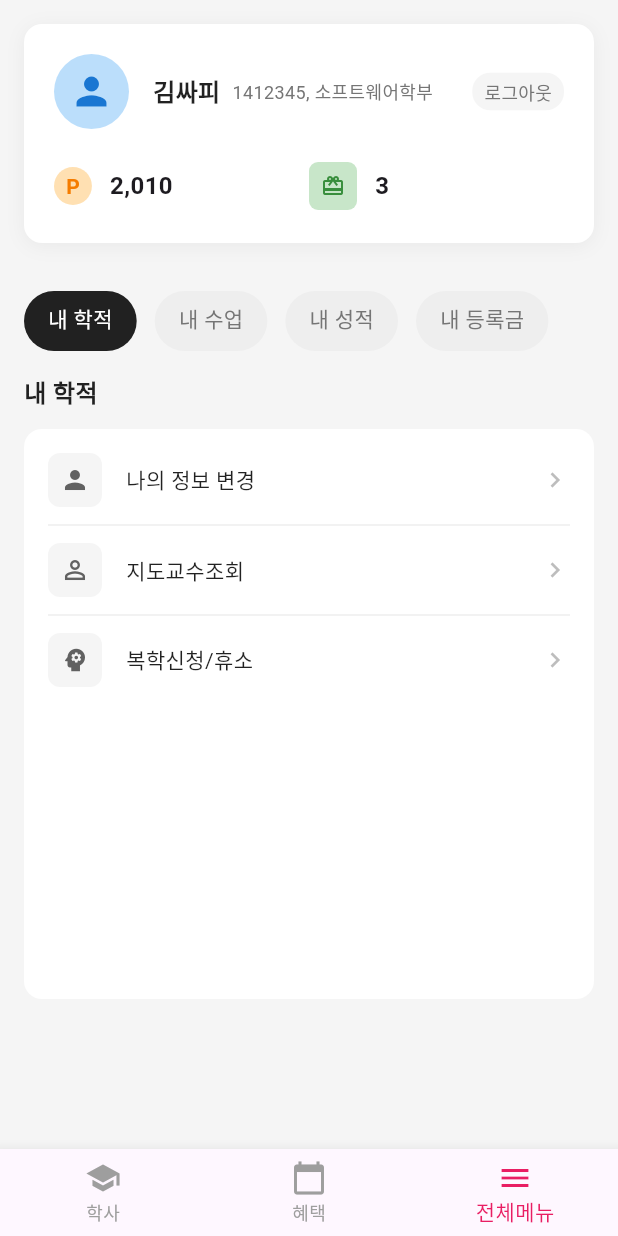
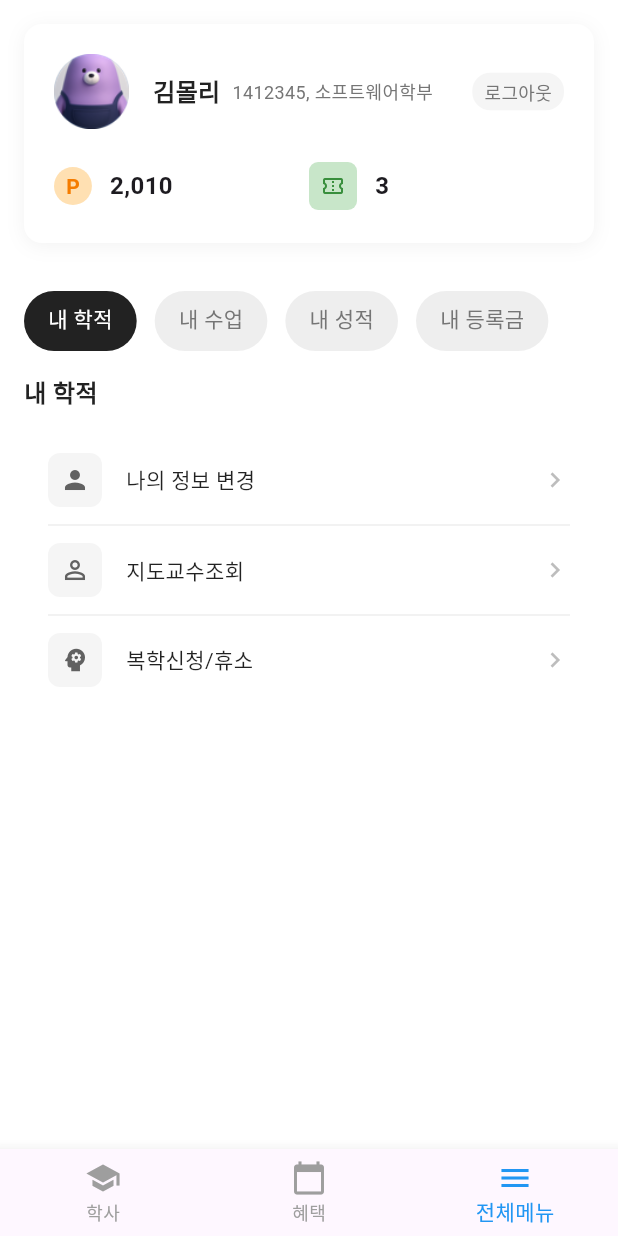
Before and after one commit to ally432/Shinhan_Hackathon, a Flutter app: the screen it shows after launch, item 3 of the bottom bar chosen, on a phone screen of 412 x 824 dp. Run offline on Flutter 3.47's test engine with Material 3 defaults, Android fonts, the phone set to English and light mode, and no system bars; our stand-ins replace image_picker, shared_preferences; accounts and stored records are empty; Roboto replaces fonts that are missing (NotoSans).

Commit message:
UI 통일성 맞추기

```diff
--- a/Frontend/lib/screens_heyyoung/all_menu_screen.dart
+++ b/Frontend/lib/screens_heyyoung/all_menu_screen.dart
@@ -69,10 +69,11 @@ class _AllMenuScreenState extends State<AllMenuScreen> {
                         shape: BoxShape.circle,
                       ),
                       child: Center(
-                        child: Icon(
-                          Icons.person,
-                          size: 30,
-                          color: Colors.blue[700],
+                        child: Image.asset(
+                          'assets/icons/moli.png',
+                          width: 60,
+                          height: 60,
+                          fit: BoxFit.contain,
                         ),
                       ),
                     ),
@@ -84,7 +85,7 @@ class _AllMenuScreenState extends State<AllMenuScreen> {
                           Row(
                             children: [
                               Text(
-                                '김싸피',
+                                '김몰리',
                                 style: TextStyle(
                                   fontSize: 16,
                                   fontWeight: FontWeight.bold,
@@ -161,7 +162,7 @@ class _AllMenuScreenState extends State<AllMenuScreen> {
                               borderRadius: BorderRadius.circular(6),
                             ),
                             child: Icon(
-                              Icons.card_giftcard,
+                              Icons.confirmation_num_outlined,
                               color: Colors.green[700],
                               size: 16,
                             ),
--- a/Frontend/lib/screens_heyyoung/main_screen.dart
+++ b/Frontend/lib/screens_heyyoung/main_screen.dart
@@ -21,7 +21,7 @@ class _MainScreenState extends State<MainScreen> {
   @override
   Widget build(BuildContext context) {
     return Scaffold(
-      backgroundColor: Color(0xFFF5F5F5),
+      backgroundColor: Color(0xFFFFFFFF),
       body: _currentIndex == 0
           ? _buildMainContent()
           : _currentIndex == 1
@@ -29,7 +29,7 @@ class _MainScreenState extends State<MainScreen> {
           : AllMenuScreen(),
       bottomNavigationBar: BottomNavigationBar(
         type: BottomNavigationBarType.fixed,
-        selectedItemColor: Colors.pink,
+        selectedItemColor: Colors.blue,
         unselectedItemColor: Colors.grey,
         currentIndex: _currentIndex,
         onTap: (index) {
@@ -158,19 +158,16 @@ class _MainScreenState extends State<MainScreen> {
                           Container(
                             width: 60,
                             height: 60,
-                            decoration: BoxDecoration(
-                              color: Colors.white,
-                              shape: BoxShape.circle,
-                            ),
                             child: Center(
-                              child: Icon(
-                                Icons.person,
-                                size: 35,
-                                color: Colors.blue[700],
+                              child: Image.asset(
+                                'assets/icons/moli.png',
+                                width: 60,
+                                height: 60,
+                                fit: BoxFit.contain,
                               ),
                             ),
                           ),
-                          SizedBox(width: 16),
+                          SizedBox(width: 25),
                           Column(
                             crossAxisAlignment: CrossAxisAlignment.start,
                             children: [
@@ -178,12 +175,13 @@ class _MainScreenState extends State<MainScreen> {
                                 '소프트웨어학부, 졸업생',
                                 style: TextStyle(
                                   color: Colors.white70,
+                                  fontWeight: FontWeight.bold,
                                   fontSize: 12,
                                 ),
                               ),
                               SizedBox(height: 4),
                               Text(
-                                '김싸피 (1412345)',
+                                '김몰리 (1412345)',
                                 style: TextStyle(
                                   color: Colors.white,
                                   fontSize: 20,
@@ -291,7 +289,7 @@ class _MainScreenState extends State<MainScreen> {
                             Text(
                               'The 성적 UP!',
                               style: TextStyle(
-                                fontSize: 16,
+                                fontSize: 20,
                                 fontWeight: FontWeight.bold,
                                 color: Colors.black87,
                               ),
@@ -300,7 +298,7 @@ class _MainScreenState extends State<MainScreen> {
                             Text(
                               '좋은 성적 받고 돈 받으러 가기',
                               style: TextStyle(
-                                fontSize: 12,
+                                fontSize: 15,
                                 color: Colors.grey[600],
                               ),
                             ),
@@ -311,33 +309,23 @@ class _MainScreenState extends State<MainScreen> {
                         width: 60,
                         height: 60,
                         decoration: BoxDecoration(
-                          color: Colors.green[100],
+                          // color: Colors.green[100],
                           borderRadius: BorderRadius.circular(8),
                         ),
                         child: Stack(
                           children: [
                             Center(
-                              child: Icon(
-                                Icons.receipt_long,
-                                color: Colors.green[600],
-                                size: 30,
-                              ),
-                            ),
-                            Positioned(
-                              top: 8,
-                              right: 8,
-                              child: Container(
-                                width: 8,
-                                height: 8,
-                                decoration: BoxDecoration(
-                                  color: Colors.orange,
-                                  shape: BoxShape.circle,
-                                ),
+                              child: Image.asset(
+                                'assets/icons/the_grade_up.png',
+                                width: 100,
+                                height: 100,
+                                fit: BoxFit.contain,
                               ),
                             ),
                           ],
                         ),
                       ),
+                      SizedBox(width: 10),
                     ],
                   ),
                 ),
@@ -371,9 +359,9 @@ class _MainScreenState extends State<MainScreen> {
                           MaterialPageRoute(builder: (context) => GradeScreen()),
                         );
                       }),
-                      _buildMyMenuItem(Icons.search, '급학기성적\n조회', () {}),
-                      _buildMyMenuItem(Icons.credit_card, '디기능카\n등록', () {}),
-                      _buildMyMenuItem(Icons.school, '디기능카\n등록실적', () {}),
+                      _buildMyMenuItem(Icons.search, '금학기성적\n조회', () {}),
+                      _buildMyMenuItem(Icons.credit_card, '다기능카드\n등록', () {}),
+                      _buildMyMenuItem(Icons.school, '다기능카드\n등록실적', () {}),
                     ],
                   ),
                 ],
--- a/Frontend/lib/screens_shinhanbank/account_terms_screen.dart
+++ b/Frontend/lib/screens_shinhanbank/account_terms_screen.dart
@@ -52,7 +52,6 @@ class _AccountOpeningTermsScreenState extends State<AccountTermsScreen> {
             fontSize: 18,
           ),
         ),
-        centerTitle: true,
       ),
       body: Column(
         children: [
--- a/Frontend/lib/screens_shinhanbank/registration_complete_screen.dart
+++ b/Frontend/lib/screens_shinhanbank/registration_complete_screen.dart
@@ -23,8 +23,8 @@ class RegistrationCompleteScreen extends StatelessWidget {
               ),
               const SizedBox(height: 16),
               Text(
-                '이제 시험 보험 서비스를 이용하실 수 있습니다.',
-                style: TextStyle(fontSize: 16, color: Colors.grey[600]),
+                '목표 달성을 위해 열심히 달려봐요!',
+                style: TextStyle(fontSize: 16, color: Colors.grey[600], fontWeight: FontWeight.bold),
                 textAlign: TextAlign.center,
               ),
               const SizedBox(height: 48),
--- a/Frontend/lib/screens_shinhanbank/step6_account_verify_screen.dart
+++ b/Frontend/lib/screens_shinhanbank/step6_account_verify_screen.dart
@@ -74,9 +74,6 @@ class _Step6AccountVerifyScreenState extends State<Step6AccountVerifyScreen> {
           final accountNo = _accountController.text.trim();
           await prefs.setString('verifiedAccountNo', accountNo);
           await prefs.setString('selectedAccountNo', accountNo); // ← Step8에서 쓰는 키와 통일
-          ScaffoldMessenger.of(context).showSnackBar(
-            const SnackBar(content: Text('✅ 계좌가 확인되었습니다.')),
-          );
         }
         else {
           ScaffoldMessenger.of(context).showSnackBar(
@@ -168,7 +165,7 @@ class _Step6AccountVerifyScreenState extends State<Step6AccountVerifyScreen> {
             ],
           ),
           const SizedBox(height: 24),
-          const Center(child: Text('또는', style: TextStyle(color: Colors.grey))),
+          const Center(child: Text('또는', style: TextStyle(color: Colors.grey, fontWeight: FontWeight.bold))),
           const SizedBox(height: 16),
           Center(
             child: OutlinedButton(
--- a/Frontend/pubspec.yaml
+++ b/Frontend/pubspec.yaml
@@ -54,11 +54,14 @@ dev_dependencies:
 
 # The following section is specific to Flutter packages.
 flutter:
-
   # The following line ensures that the Material Icons font is
   # included with your application, so that you can use the icons in
   # the material Icons class.
   uses-material-design: true
+
+  assets:
+    - assets/icons/the_grade_up.png
+    - assets/icons/moli.png
 
   # To add assets to your application, add an assets section, like this:
   # assets:
```
Also changed, not shown: Frontend/lib/screens_heyyoung/benefits_screen.dart (+4 -3 lines), Frontend/lib/screens_heyyoung/terms_screen.dart (+6 -7 lines), Frontend/lib/screens_shinhanbank/home_screen.dart (+17 -7 lines), Frontend/assets/icons/moli.png (added), Frontend/assets/icons/the_grade_up.png (added).
